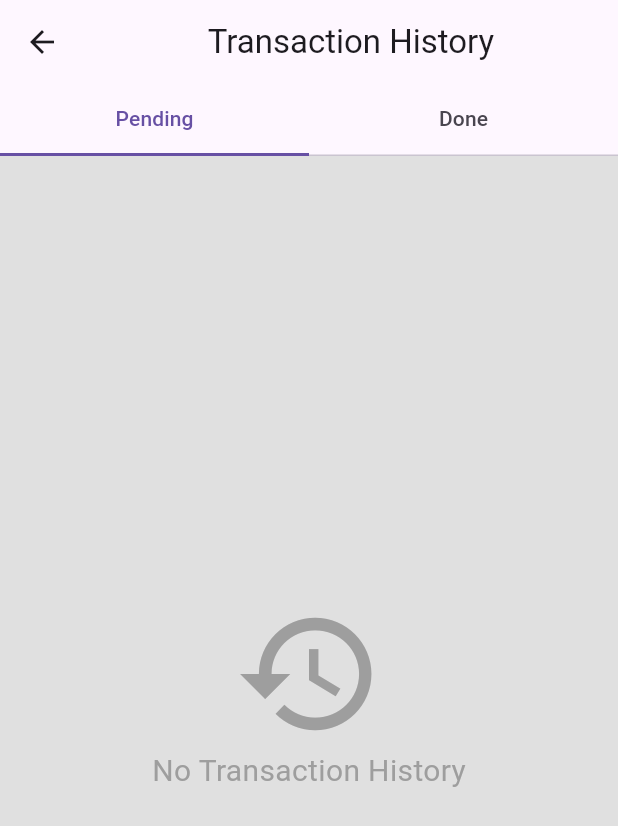
After one commit to ashdiqqi/linkaja_layout, a Flutter app: the screen it shows after launch, item 2 of the bottom bar chosen, on a phone screen of 412 x 824 dp. The commit adds this screen. Shown: the top 826 px of the screen. Run offline on Flutter 3.47's test engine with Material 3 defaults, Android fonts, the phone set to English and light mode, and no system bars.

Commit message:
halaman history

```diff
--- /dev/null
+++ b/lib/widget/history_page.dart
@@ -0,0 +1,73 @@
+import 'package:flutter/material.dart';
+
+class HistoryPage extends StatelessWidget {
+  const HistoryPage({super.key});
+
+  @override
+  Widget build(BuildContext context) {
+    return DefaultTabController(
+      length: 2,
+      child: Scaffold(
+        backgroundColor: Colors.grey[300],
+        appBar: AppBar(
+          title: const Center(
+            child: Text('Transaction History'),
+          ),
+          bottom: const TabBar(
+            indicatorSize: TabBarIndicatorSize.tab,
+            tabs: [
+              Tab(
+                text: 'Pending',
+              ),
+              Tab(
+                text: 'Done',
+              ),
+            ],
+          ),
+        ),
+        body: const TabBarView(
+          children: [
+            Center(
+              child: Column(
+                mainAxisAlignment: MainAxisAlignment.center,
+                children: [
+                  Icon(
+                    Icons.history,
+                    size: 100,
+                    color: Colors.grey,
+                  ),
+                  Text(
+                    'No Transaction History',
+                    style: TextStyle(
+                      fontSize: 20,
+                      color: Colors.grey,
+                    ),
+                  ),
+                ],
+              ),
+            ),
+            Center(
+              child: Column(
+                mainAxisAlignment: MainAxisAlignment.center,
+                children: [
+                  Icon(
+                    Icons.history,
+                    size: 100,
+                    color: Colors.grey,
+                  ),
+                  Text(
+                    'No Done Transaction History',
+                    style: TextStyle(
+                      fontSize: 20,
+                      color: Colors.grey,
+                    ),
+                  ),
+                ],
+              ),
+            ),
+          ],
+        ),
+      ),
+    );
+  }
+}
```
Also changed, not shown: lib/main.dart (+38 -7 lines).
